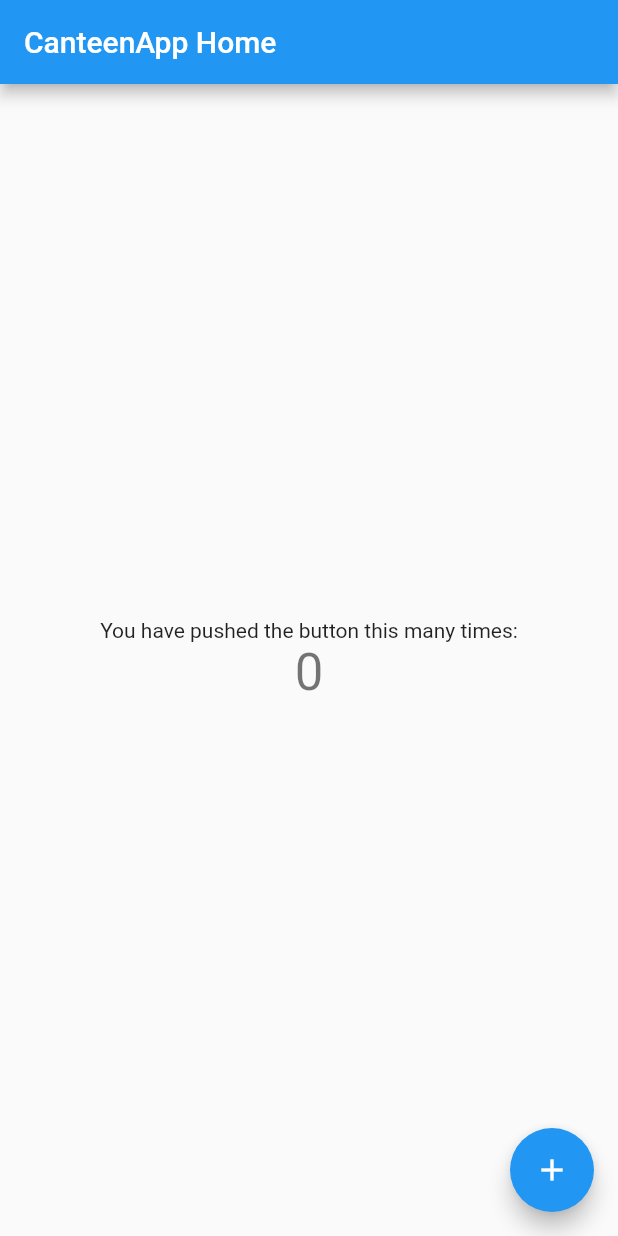
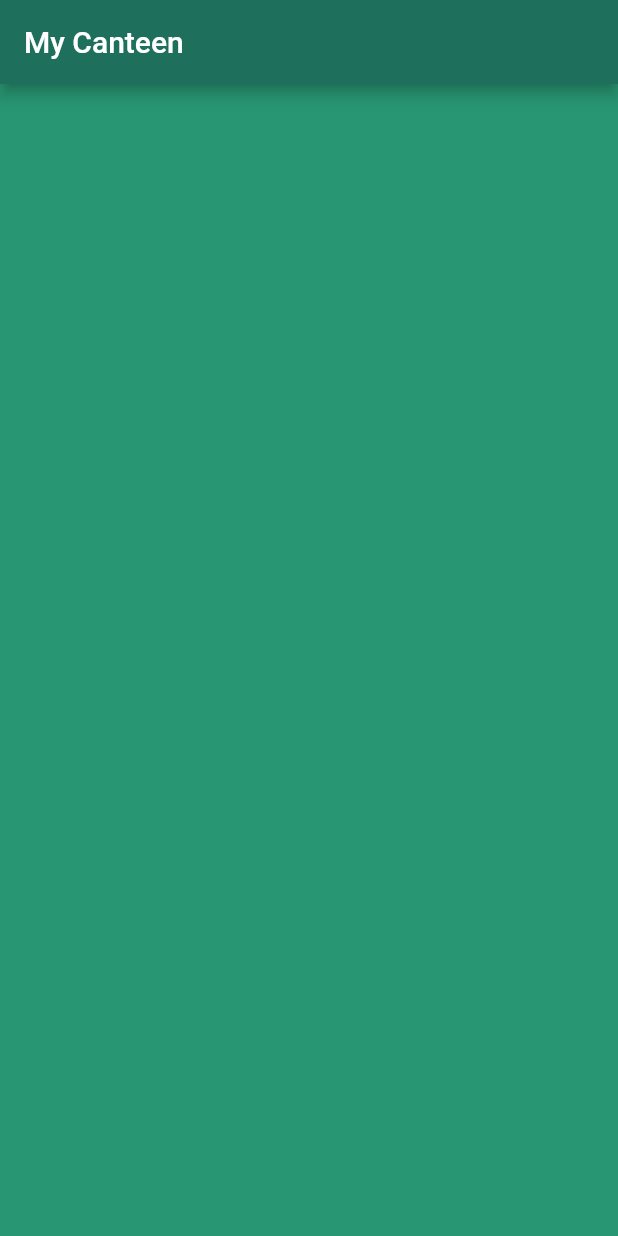
Before and after one commit to ipin24/kelompok1, a Flutter app: the screen it shows after launch, on a phone screen of 412 x 824 dp. Run offline on Flutter 3.47's test engine with Material 2 defaults, Android fonts, the light colour scheme and no system bars.

Commit message:
Splash Screen

```diff
--- a/lib/main.dart
+++ b/lib/main.dart
@@ -1,4 +1,5 @@
 import 'package:flutter/material.dart';
+import './launcher.dart';
 
 void main() {
   runApp(const MyApp());
@@ -11,58 +12,11 @@ class MyApp extends StatelessWidget {
   @override
   Widget build(BuildContext context) {
     return MaterialApp(
-      title: 'My Canteen',
+      title: 'MyCanteen',
       theme: ThemeData(
-        primarySwatch: Colors.blue,
+        primarySwatch: Colors.green,
       ),
-      home: const MyHomePage(title: 'CanteenApp Home'),
+      home: LauncherPage(),
     );
   }
 }
-
-class MyHomePage extends StatefulWidget {
-  const MyHomePage({Key? key, required this.title}) : super(key: key);
-
-  final String title;
-
-  @override
-  State<MyHomePage> createState() => _MyHomePageState();
-}
-
-class _MyHomePageState extends State<MyHomePage> {
-  int _counter = 0;
-
-  void _incrementCounter() {
-    setState(() {
-      _counter++;
-    });
-  }
-
-  @override
-  Widget build(BuildContext context) {
-    return Scaffold(
-      appBar: AppBar(
-        title: Text(widget.title),
-      ),
-      body: Center(
-        child: Column(
-          mainAxisAlignment: MainAxisAlignment.center,
-          children: <Widget>[
-            const Text(
-              'You have pushed the button this many times:',
-            ),
-            Text(
-              '$_counter',
-              style: Theme.of(context).textTheme.headline4,
-            ),
-          ],
-        ),
-      ),
-      floatingActionButton: FloatingActionButton(
-        onPressed: _incrementCounter,
-        tooltip: 'Increment',
-        child: const Icon(Icons.add),
-      ),
-    );
-  }
-}
--- /dev/null
+++ b/lib/welcome.dart
@@ -0,0 +1,17 @@
+import 'package:flutter/material.dart';
+
+class Welcome extends StatelessWidget {
+  @override
+  Widget build(BuildContext context) {
+    return MaterialApp(
+      debugShowCheckedModeBanner: false,
+      home: Scaffold(
+        backgroundColor: Color.fromARGB(255, 40, 150, 114),
+        appBar: AppBar(
+          backgroundColor: Color.fromARGB(255, 30, 111, 92),
+          title: Text("My Canteen"),
+        ),
+      ),
+    );
+  }
+}
```
Also changed, not shown: lib/launcher.dart (added, +68 -0 lines), assets/Logo.png (added), assets/Logo1.png (added), assets/gambar.png (added).
